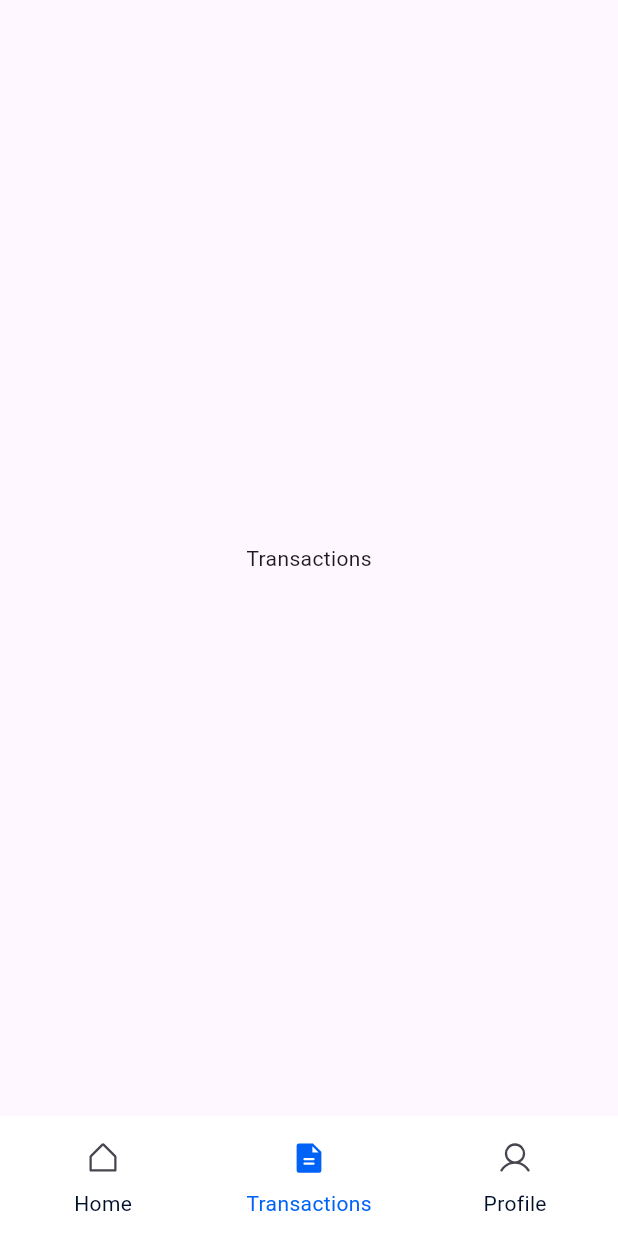
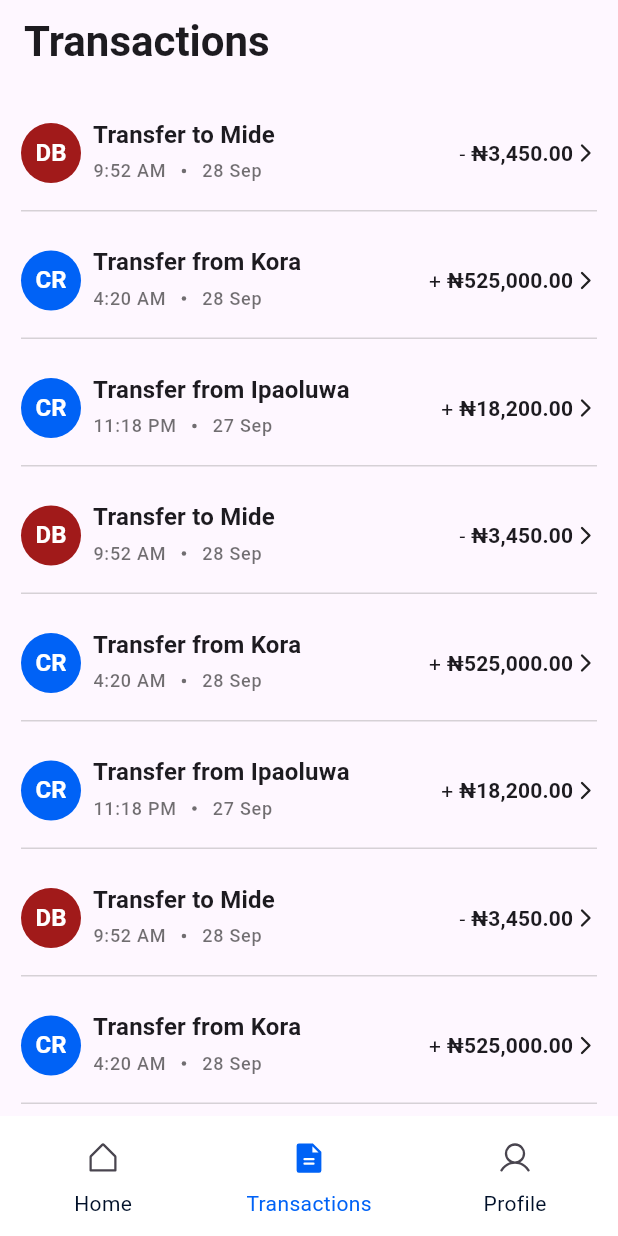
Before and after one commit to Jessepelumi/jetour_client, a Flutter app: the screen it shows after launch, item 2 of the bottom bar chosen, on a phone screen of 412 x 824 dp. Run offline on Flutter 3.47's test engine with Material 3 defaults, Android fonts, the phone set to English and light mode, and no system bars; our stand-ins replace get, get_storage, google_fonts, phosphor_flutter, pin_code_fields, smooth_page_indicator.

Commit message:
transaction screen (not completed)

```diff
--- a/lib/views/transactions/transactions.dart
+++ b/lib/views/transactions/transactions.dart
@@ -1,12 +1,110 @@
 import 'package:flutter/material.dart';
+import 'package:jetour_client/core/util/sizes.dart';
+import 'package:jetour_client/shared/custom_appbar.dart';
+import 'package:jetour_client/views/transactions/widgets/transaction_tile.dart';
+
+class Transaction {
+  final bool isCredit;
+  final String title;
+  final String time;
+  final String day;
+  final String amount;
+
+  Transaction({
+    required this.isCredit,
+    required this.title,
+    required this.time,
+    required this.day,
+    required this.amount,
+  });
+}
 
 class Transactions extends StatelessWidget {
   const Transactions({super.key});
 
   @override
   Widget build(BuildContext context) {
-    return const Center(
-      child: Text("Transactions"),
+    // dummy data
+    final List<Transaction> transactions = [
+      Transaction(
+          isCredit: false,
+          title: "Transfer to Mide",
+          time: "9:52 AM",
+          day: "28 Sep",
+          amount: "3,450.00"),
+      Transaction(
+          isCredit: true,
+          title: "Transfer from Kora",
+          time: "4:20 AM",
+          day: "28 Sep",
+          amount: "525,000.00"),
+      Transaction(
+          isCredit: true,
+          title: "Transfer from Ipaoluwa",
+          time: "11:18 PM",
+          day: "27 Sep",
+          amount: "18,200.00"),
+      Transaction(
+          isCredit: false,
+          title: "Transfer to Mide",
+          time: "9:52 AM",
+          day: "28 Sep",
+          amount: "3,450.00"),
+      Transaction(
+          isCredit: true,
+          title: "Transfer from Kora",
+          time: "4:20 AM",
+          day: "28 Sep",
+          amount: "525,000.00"),
+      Transaction(
+          isCredit: true,
+          title: "Transfer from Ipaoluwa",
+          time: "11:18 PM",
+          day: "27 Sep",
+          amount: "18,200.00"),
+      Transaction(
+          isCredit: false,
+          title: "Transfer to Mide",
+          time: "9:52 AM",
+          day: "28 Sep",
+          amount: "3,450.00"),
+      Transaction(
+          isCredit: true,
+          title: "Transfer from Kora",
+          time: "4:20 AM",
+          day: "28 Sep",
+          amount: "525,000.00"),
+      Transaction(
+          isCredit: true,
+          title: "Transfer from Ipaoluwa",
+          time: "11:18 PM",
+          day: "27 Sep",
+          amount: "18,200.00"),
+    ];
+
+    return Scaffold(
+      appBar: PageAppBar(title: "Transactions"),
+      body: SingleChildScrollView(
+        child: Padding(
+          padding: const EdgeInsets.symmetric(
+            horizontal: smallMedium,
+            vertical: small,
+          ),
+          child: Wrap(
+            spacing: small, // Horizontal spacing between items
+            runSpacing: small, // Vertical spacing between rows
+            children: transactions.map((transaction) {
+              return TransactionTile(
+                isCredit: transaction.isCredit,
+                title: transaction.title,
+                time: transaction.time,
+                day: transaction.day,
+                amount: transaction.amount,
+              );
+            }).toList(),
+          ),
+        ),
+      ),
     );
   }
 }
```
